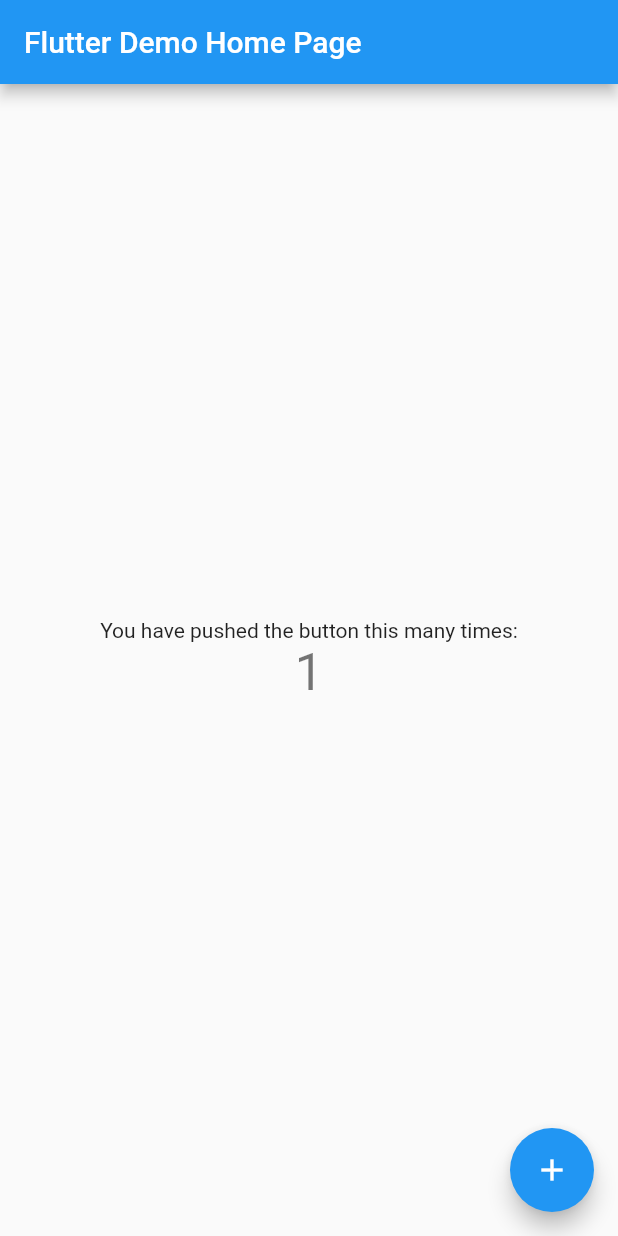
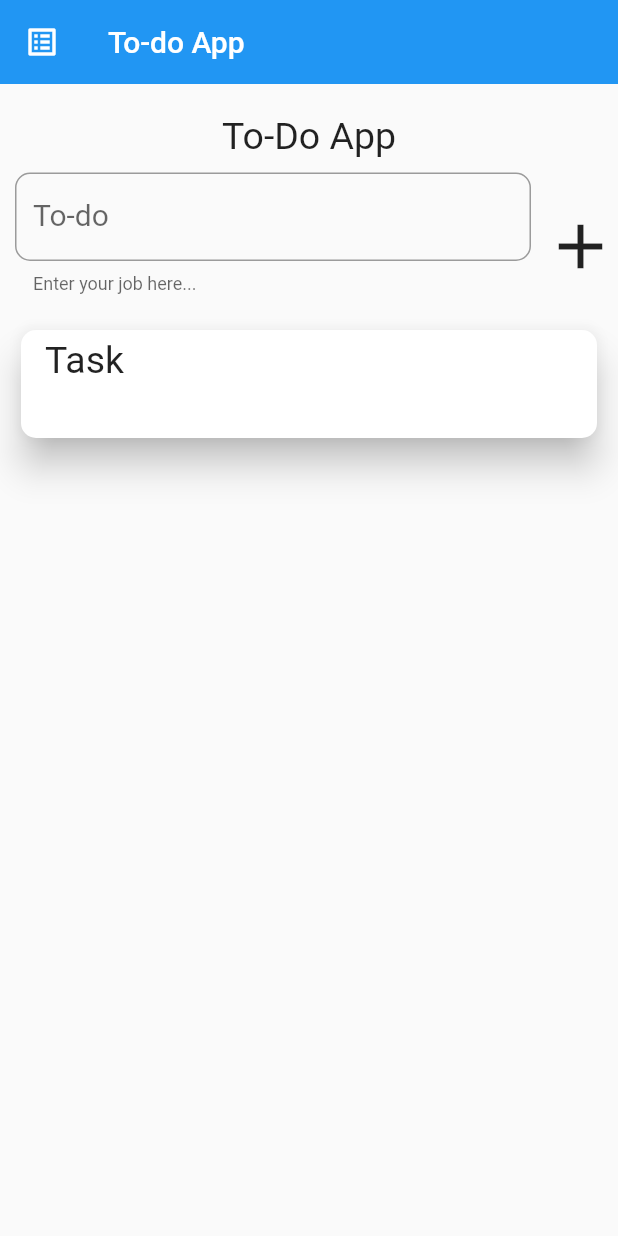
Before and after one commit to YarkinAta00/To-do-list, a Flutter app: the MyHomePage screen opened directly, after a tap on the "add" icon, on a phone screen of 412 x 824 dp. Run offline on Flutter 3.47's test engine with Material 2 defaults, Android fonts, the phone set to English and light mode, and no system bars.

Commit message:
Version 1

```diff
--- a/to_do_app/lib/main.dart
+++ b/to_do_app/lib/main.dart
@@ -11,36 +11,17 @@ class MyApp extends StatelessWidget {
   @override
   Widget build(BuildContext context) {
     return MaterialApp(
-      title: 'Flutter Demo',
+      title: 'To-do App',
       theme: ThemeData(
-        // This is the theme of your application.
-        //
-        // Try running your application with "flutter run". You'll see the
-        // application has a blue toolbar. Then, without quitting the app, try
-        // changing the primarySwatch below to Colors.green and then invoke
-        // "hot reload" (press "r" in the console where you ran "flutter run",
-        // or simply save your changes to "hot reload" in a Flutter IDE).
-        // Notice that the counter didn't reset back to zero; the application
-        // is not restarted.
         primarySwatch: Colors.blue,
       ),
-      home: const MyHomePage(title: 'Flutter Demo Home Page'),
+      home: const MyHomePage(title: 'To-do App'),
     );
   }
 }
 
 class MyHomePage extends StatefulWidget {
   const MyHomePage({super.key, required this.title});
-
-  // This widget is the home page of your application. It is stateful, meaning
-  // that it has a State object (defined below) that contains fields that affect
-  // how it looks.
-
-  // This class is the configuration for the state. It holds the values (in this
-  // case the title) provided by the parent (in this case the App widget) and
-  // used by the build method of the State. Fields in a Widget subclass are
-  // always marked "final".
-
   final String title;
 
   @override
@@ -48,68 +29,68 @@ class MyHomePage extends StatefulWidget {
 }
 
 class _MyHomePageState extends State<MyHomePage> {
-  int _counter = 0;
 
-  void _incrementCounter() {
-    setState(() {
-      // This call to setState tells the Flutter framework that something has
-      // changed in this State, which causes it to rerun the build method below
-      // so that the display can reflect the updated values. If we changed
-      // _counter without calling setState(), then the build method would not be
-      // called again, and so nothing would appear to happen.
-      _counter++;
-    });
-  }
-
+  final TextEditingController textController= TextEditingController();
+  List tasks=[];
   @override
   Widget build(BuildContext context) {
-    // This method is rerun every time setState is called, for instance as done
-    // by the _incrementCounter method above.
-    //
-    // The Flutter framework has been optimized to make rerunning build methods
-    // fast, so that you can just rebuild anything that needs updating rather
-    // than having to individually change instances of widgets.
     return Scaffold(
       appBar: AppBar(
-        // Here we take the value from the MyHomePage object that was created by
-        // the App.build method, and use it to set our appbar title.
+       elevation: 0,
+       leading: const Icon(Icons.list_alt),
         title: Text(widget.title),
       ),
-      body: Center(
-        // Center is a layout widget. It takes a single child and positions it
-        // in the middle of the parent.
-        child: Column(
-          // Column is also a layout widget. It takes a list of children and
-          // arranges them vertically. By default, it sizes itself to fit its
-          // children horizontally, and tries to be as tall as its parent.
-          //
-          // Invoke "debug painting" (press "p" in the console, choose the
-          // "Toggle Debug Paint" action from the Flutter Inspector in Android
-          // Studio, or the "Toggle Debug Paint" command in Visual Studio Code)
-          // to see the wireframe for each widget.
-          //
-          // Column has various properties to control how it sizes itself and
-          // how it positions its children. Here we use mainAxisAlignment to
-          // center the children vertically; the main axis here is the vertical
-          // axis because Columns are vertical (the cross axis would be
-          // horizontal).
+      body:Column(
+        children: [
+          const SizedBox(height: 20),
+          const Text("To-Do App",style: TextStyle(fontSize: 25),),
+          Padding(
+            padding: const EdgeInsets.all(10.0),
+            child: Row(
+              crossAxisAlignment: CrossAxisAlignment.center,
               mainAxisAlignment: MainAxisAlignment.center,
-          children: <Widget>[
-            const Text(
-              'You have pushed the button this many times:',
+              children: [
+                Expanded(
+                  child: TextFormField(
+                    controller: textController,
+                    decoration:InputDecoration(
+                      hintText: "Enter your job here...",
+                      label: const Text("To-do"),
+                      labelStyle: const TextStyle(fontSize: 20),
+                      helperText: "Enter your job here...",
+                      border: OutlineInputBorder(borderRadius: BorderRadius.circular(10)),
                     ),
-            Text(
-              '$_counter',
-              style: Theme.of(context).textTheme.headlineMedium,
                   ),
+                ),
+                IconButton(onPressed:add, icon: const Icon(Icons.add,size: 50,)),
               ],
             ),
           ),
-      floatingActionButton: FloatingActionButton(
-        onPressed: _incrementCounter,
-        tooltip: 'Increment',
-        child: const Icon(Icons.add),
-      ), // This trailing comma makes auto-formatting nicer for build methods.
+          Expanded(
+            child: ListView.builder(
+             padding: const EdgeInsets.all(10),
+              physics: const BouncingScrollPhysics(),
+              shrinkWrap: true,
+              itemCount: tasks.length,
+              itemBuilder: (BuildContext context,int index){
+                return Card(
+                   shape: RoundedRectangleBorder(borderRadius: BorderRadius.circular(10)),
+                 elevation: 10,
+                  child: ListTile(
+                    title: const Text("Task",style: TextStyle(fontSize: 25),),
+                    subtitle: Text(tasks[index],style: const TextStyle(fontSize: 22)),
+                              ),
                 );
               }
+                ),
+          )],
+      )
+    );
   }
+  void add(){
+    setState(() {
+      tasks.add(textController.text);
+      textController.clear();
+    });
+  }
+}
```
Lines whose indentation alone changed are shown as unchanged.
